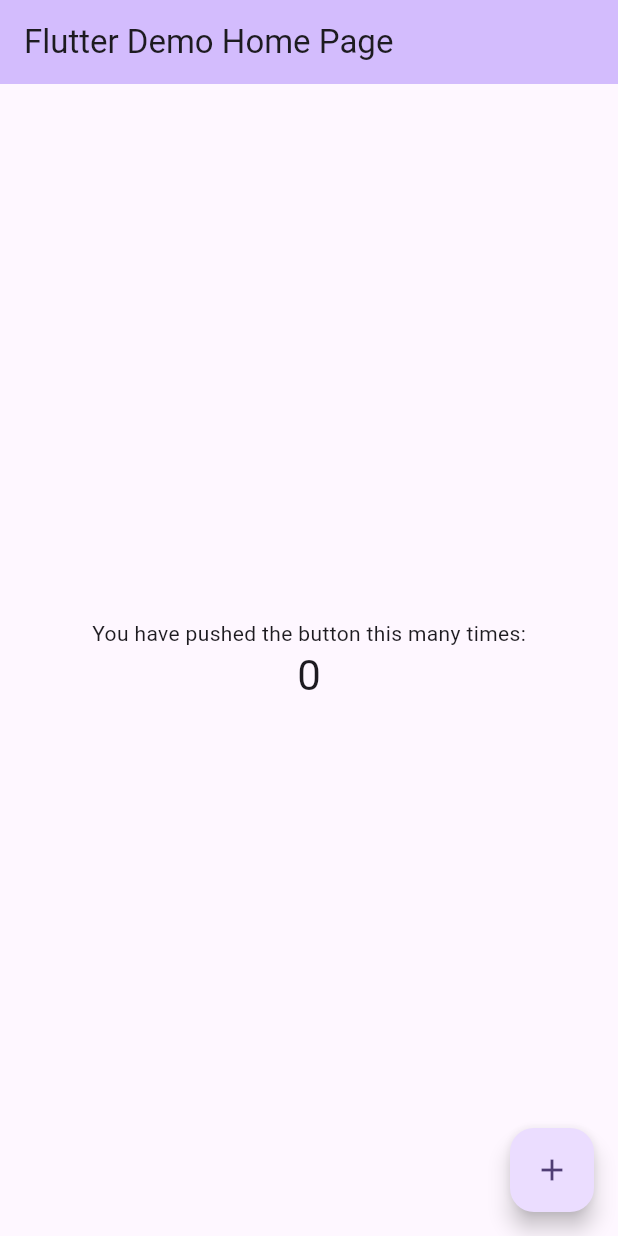
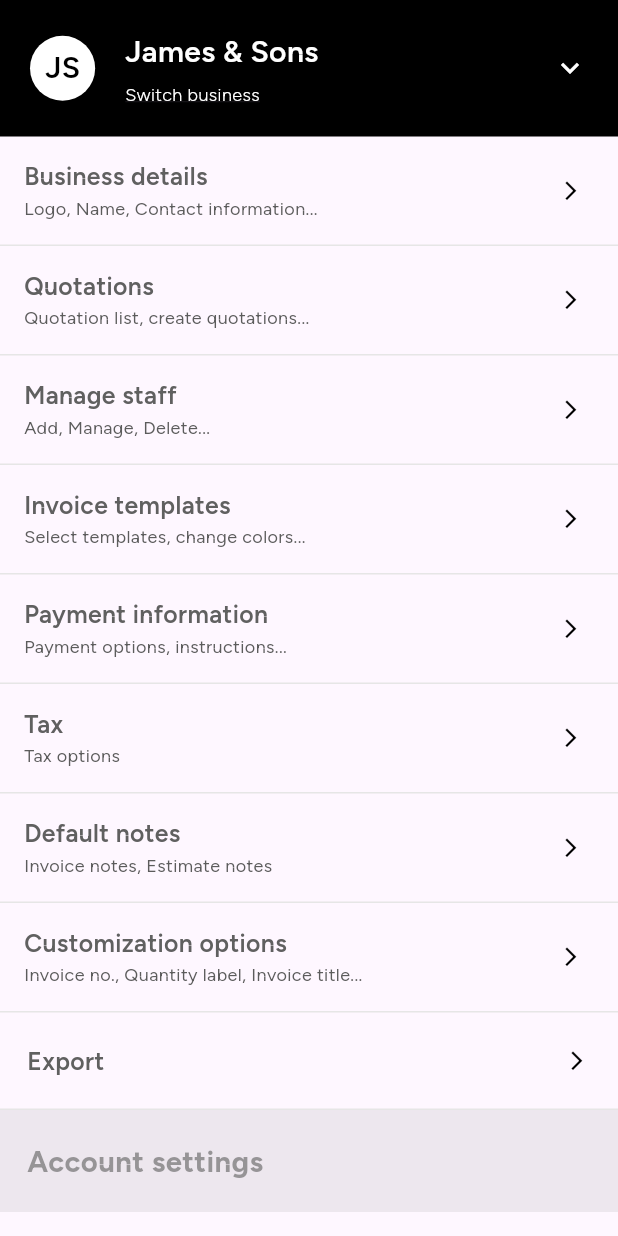
Before and after one commit to DavidEtoedia/invoyse, a Flutter app: the screen it shows after launch, on a phone screen of 412 x 824 dp. Run offline on Flutter 3.47's test engine with Material 3 defaults, Android fonts, the light colour scheme and no system bars.

Commit message:
feat: home screen done

```diff
--- a/lib/main.dart
+++ b/lib/main.dart
@@ -1,4 +1,7 @@
 import 'package:flutter/material.dart';
+import 'package:invoyse_task/view/home_page.dart';
+
+import 'utils/app_font/app_font_style.dart';
 
 void main() {
   runApp(const MyApp());
@@ -10,101 +13,18 @@ class MyApp extends StatelessWidget {
   // This widget is the root of your application.
   @override
   Widget build(BuildContext context) {
+    final textThemes = Theme.of(context).textTheme;
+    final TextTheme customTheme =
+        textThemes.apply(fontFamily: kAppPrimaryFontFamily);
     return MaterialApp(
       title: 'Flutter Demo',
       theme: ThemeData(
-        colorScheme: ColorScheme.fromSeed(seedColor: Colors.deepPurple),
-        useMaterial3: true,
-      ),
-      home: const MyHomePage(title: 'Flutter Demo Home Page'),
+          colorScheme: ColorScheme.fromSeed(seedColor: Colors.deepPurple),
+          useMaterial3: true,
+          textTheme: customTheme,
+          fontFamily: kAppPrimaryFontFamily,
+          primarySwatch: Colors.blue),
+      home: const HomePage(),
     );
   }
 }
-
-class MyHomePage extends StatefulWidget {
-  const MyHomePage({super.key, required this.title});
-
-  // This widget is the home page of your application. It is stateful, meaning
-  // that it has a State object (defined below) that contains fields that affect
-  // how it looks.
-
-  // This class is the configuration for the state. It holds the values (in this
-  // case the title) provided by the parent (in this case the App widget) and
-  // used by the build method of the State. Fields in a Widget subclass are
-  // always marked "final".
-
-  final String title;
-
-  @override
-  State<MyHomePage> createState() => _MyHomePageState();
-}
-
-class _MyHomePageState extends State<MyHomePage> {
-  int _counter = 0;
-
-  void _incrementCounter() {
-    setState(() {
-      // This call to setState tells the Flutter framework that something has
-      // changed in this State, which causes it to rerun the build method below
-      // so that the display can reflect the updated values. If we changed
-      // _counter without calling setState(), then the build method would not be
-      // called again, and so nothing would appear to happen.
-      _counter++;
-    });
-  }
-
-  @override
-  Widget build(BuildContext context) {
-    // This method is rerun every time setState is called, for instance as done
-    // by the _incrementCounter method above.
-    //
-    // The Flutter framework has been optimized to make rerunning build methods
-    // fast, so that you can just rebuild anything that needs updating rather
-    // than having to individually change instances of widgets.
-    return Scaffold(
-      appBar: AppBar(
-        // TRY THIS: Try changing the color here to a specific color (to
-        // Colors.amber, perhaps?) and trigger a hot reload to see the AppBar
-        // change color while the other colors stay the same.
-        backgroundColor: Theme.of(context).colorScheme.inversePrimary,
-        // Here we take the value from the MyHomePage object that was created by
-        // the App.build method, and use it to set our appbar title.
-        title: Text(widget.title),
-      ),
-      body: Center(
-        // Center is a layout widget. It takes a single child and positions it
-        // in the middle of the parent.
-        child: Column(
-          // Column is also a layout widget. It takes a list of children and
-          // arranges them vertically. By default, it sizes itself to fit its
-          // children horizontally, and tries to be as tall as its parent.
-          //
-          // Column has various properties to control how it sizes itself and
-          // how it positions its children. Here we use mainAxisAlignment to
-          // center the children vertically; the main axis here is the vertical
-          // axis because Columns are vertical (the cross axis would be
-          // horizontal).
-          //
-          // TRY THIS: Invoke "debug painting" (choose the "Toggle Debug Paint"
-          // action in the IDE, or press "p" in the console), to see the
-          // wireframe for each widget.
-          mainAxisAlignment: MainAxisAlignment.center,
-          children: <Widget>[
-            const Text(
-              'You have pushed the button this many times:',
-            ),
-            Text(
-              '$_counter',
-              style: Theme.of(context).textTheme.headlineMedium,
-            ),
-          ],
-        ),
-      ),
-      floatingActionButton: FloatingActionButton(
-        onPressed: _incrementCounter,
-        tooltip: 'Increment',
-        child: const Icon(Icons.add),
-      ), // This trailing comma makes auto-formatting nicer for build methods.
-    );
-  }
-}
--- /dev/null
+++ b/lib/model/home_item_model.dart
@@ -0,0 +1,31 @@
+// ignore_for_file: public_member_api_docs, sort_constructors_first
+class HomeItem {
+  final String name;
+  final String title;
+  HomeItem({
+    required this.name,
+    required this.title,
+  });
+}
+
+List<HomeItem> homeItem = [
+  HomeItem(
+      name: "Business details", title: "Logo, Name, Contact information..."),
+  HomeItem(name: "Quotations", title: "Quotation list, create quotations..."),
+  HomeItem(name: "Manage staff", title: "Add, Manage, Delete..."),
+  HomeItem(
+      name: "Invoice templates", title: "Select templates, change colors..."),
+  HomeItem(
+      name: "Payment information", title: "Payment options, instructions..."),
+  HomeItem(name: "Tax", title: "Tax options"),
+  HomeItem(name: "Default notes", title: "Invoice notes, Estimate notes"),
+  HomeItem(
+      name: "Customization options",
+      title: "Invoice no., Quantity label, Invoice title..."),
+  HomeItem(name: "Export", title: ""),
+  HomeItem(name: "Account settings", title: ""),
+  HomeItem(name: "Upgrade  your plan", title: ""),
+  HomeItem(
+      name: "Country/region settings", title: "Currency, country, language..."),
+  HomeItem(name: "Logout", title: ""),
+];
--- /dev/null
+++ b/lib/utils/app-color/app_color.dart
@@ -0,0 +1,8 @@
+import 'package:flutter/material.dart';
+
+abstract class AppColors {
+  static const primaryColor = Color(0xFF000000);
+  static const secondaryColor = Color(0xFF5C5C5C);
+  static const dividerColor = Color(0xFFE6E6E6);
+  static const textColor = Color(0xFF606060);
+}
--- /dev/null
+++ b/lib/utils/app_font/app_font_style.dart
@@ -0,0 +1,13 @@
+import 'package:flutter/widgets.dart';
+
+class AppFontWeight {
+  AppFontWeight._();
+
+  static const FontWeight light = FontWeight.w200;
+  static const FontWeight regular = FontWeight.w400;
+  static const FontWeight medium = FontWeight.w500;
+  static const FontWeight semibold = FontWeight.w600;
+  static const FontWeight bold = FontWeight.w700;
+}
+
+const String kAppPrimaryFontFamily = 'Figtree';
--- /dev/null
+++ b/lib/utils/app_image.dart
@@ -0,0 +1,4 @@
+class AppImage {
+  static const bank = "assets/images/edit-circle.svg";
+  static const mail = "assets/images/receipt-edit.svg";
+}
--- /dev/null
+++ b/lib/utils/extensions.dart
@@ -0,0 +1,9 @@
+import 'package:flutter/material.dart';
+
+extension BuildContextThemeExtensions on BuildContext {
+  ThemeData get theme => Theme.of(this);
+}
+
+extension BuildContextTextThemeExtensions on BuildContext {
+  TextTheme get textTheme => Theme.of(this).textTheme;
+}
--- /dev/null
+++ b/lib/view/home_page.dart
@@ -0,0 +1,19 @@
+import 'package:flutter/material.dart';
+import 'package:invoyse_task/view/widget/top_header.dart';
+
+import 'widget/home_nav_view.dart';
+
+class HomePage extends StatelessWidget {
+  const HomePage({super.key});
+
+  @override
+  Widget build(BuildContext context) {
+    return const Scaffold(
+      body: SafeArea(
+        child: Column(
+          children: [TopheaderView(), HomeNavigationView()],
+        ),
+      ),
+    );
+  }
+}
--- /dev/null
+++ b/lib/view/widget/home_nav_view.dart
@@ -0,0 +1,109 @@
+import 'package:flutter/material.dart';
+import 'package:invoyse_task/model/home_item_model.dart';
+import 'package:invoyse_task/utils/app-color/app_color.dart';
+import 'package:invoyse_task/utils/app_font/app_font_style.dart';
+import 'package:invoyse_task/utils/extensions.dart';
+
+class HomeNavigationView extends StatelessWidget {
+  const HomeNavigationView({super.key});
+
+  @override
+  Widget build(BuildContext context) {
+    return Expanded(
+        child: ListView.separated(
+      physics:
+          const AlwaysScrollableScrollPhysics(parent: BouncingScrollPhysics()),
+      padding: const EdgeInsets.only(bottom: 30),
+      itemCount: homeItem.length,
+      itemBuilder: (context, index) {
+        if (homeItem[index].name == "Export") {
+          return Padding(
+            padding:
+                const EdgeInsets.only(left: 18, top: 20, bottom: 20, right: 20),
+            child: Row(
+              children: [
+                Text(homeItem[index].name,
+                    style: context.textTheme.bodyMedium?.copyWith(
+                        color: AppColors.textColor,
+                        fontSize: 16.5,
+                        fontWeight: AppFontWeight.semibold)),
+                const Spacer(),
+                const Icon(
+                  Icons.arrow_forward_ios,
+                  color: AppColors.primaryColor,
+                  size: 15,
+                )
+              ],
+            ),
+          );
+        } else if (homeItem[index].name == "Upgrade  your plan") {
+          return Padding(
+            padding: const EdgeInsets.only(left: 18, top: 20, bottom: 20),
+            child: Text(homeItem[index].name,
+                style: context.textTheme.bodyMedium?.copyWith(
+                    color: AppColors.textColor,
+                    fontSize: 16.5,
+                    fontWeight: AppFontWeight.semibold)),
+          );
+        } else if (homeItem[index].name == "Account settings") {
+          return Container(
+            color: AppColors.secondaryColor.withOpacity(0.1),
+            padding: const EdgeInsets.only(left: 18, top: 20, bottom: 20),
+            child: Text(
+              homeItem[index].name,
+              style: context.textTheme.bodyMedium?.copyWith(
+                  color: AppColors.secondaryColor.withOpacity(0.6),
+                  fontSize: 19.5,
+                  fontWeight: AppFontWeight.bold),
+            ),
+          );
+        } else if (homeItem[index].name == "Logout") {
+          return Column(
+            mainAxisSize: MainAxisSize.min,
+            children: [
+              ListTile(
+                title: Text(homeItem[index].name,
+                    style: context.textTheme.bodyMedium?.copyWith(
+                        color: AppColors.textColor,
+                        fontSize: 16.5,
+                        fontWeight: AppFontWeight.semibold)),
+                leading: const Icon(Icons.exit_to_app),
+              ),
+              const Divider(height: 1, color: AppColors.dividerColor),
+            ],
+          );
+        } else {
+          return ListTile(
+            title: Text(
+              homeItem[index].name,
+              style: context.textTheme.bodyMedium?.copyWith(
+                  color: AppColors.textColor,
+                  fontSize: 16.5,
+                  fontWeight: AppFontWeight.semibold),
+            ),
+            subtitle: Text(
+              homeItem[index].title,
+              style: context.textTheme.bodyMedium?.copyWith(
+                  color: AppColors.secondaryColor,
+                  fontSize: 12,
+                  fontWeight: AppFontWeight.regular),
+            ),
+            trailing: const Icon(
+              Icons.arrow_forward_ios,
+              color: AppColors.primaryColor,
+              size: 15,
+            ),
+          );
+        }
+      },
+      separatorBuilder: (BuildContext context, int index) {
+        if (homeItem[index].name == "Account settings" ||
+            homeItem[index].name == "Upgrade your plan") {
+          return const SizedBox.shrink();
+        } else {
+          return const Divider(height: 1, color: AppColors.dividerColor);
+        }
+      },
+    ));
+  }
+}
--- /dev/null
+++ b/lib/view/widget/top_header.dart
@@ -0,0 +1,61 @@
+import 'package:flutter/material.dart';
+import 'package:invoyse_task/utils/app-color/app_color.dart';
+import 'package:invoyse_task/utils/app_font/app_font_style.dart';
+import 'package:invoyse_task/utils/app_spacer.dart';
+import 'package:invoyse_task/utils/extensions.dart';
+
+class TopheaderView extends StatelessWidget {
+  const TopheaderView({super.key});
+
+  @override
+  Widget build(BuildContext context) {
+    return Container(
+      padding: const EdgeInsets.all(20),
+      color: AppColors.primaryColor,
+      child: Row(children: [
+        Container(
+          padding: const EdgeInsets.all(10),
+          decoration: const BoxDecoration(
+            color: Colors.white,
+            shape: BoxShape.circle,
+          ),
+          child: Text(
+            "JS",
+            style: context.textTheme.bodyMedium?.copyWith(
+                color: AppColors.primaryColor,
+                fontSize: 20,
+                fontWeight: AppFontWeight.semibold),
+          ),
+        ),
+        const Space(20),
+        Column(
+          mainAxisSize: MainAxisSize.min,
+          crossAxisAlignment: CrossAxisAlignment.start,
+          children: [
+            Text(
+              "James & Sons",
+              style: context.textTheme.bodyMedium?.copyWith(
+                  color: Colors.white,
+                  fontSize: 20,
+                  fontWeight: AppFontWeight.semibold),
+            ),
+            const Space(5),
+            Text(
+              "Switch business",
+              style: context.textTheme.bodyMedium?.copyWith(
+                  color: Colors.white,
+                  decoration: TextDecoration.underline,
+                  fontSize: 12,
+                  fontWeight: AppFontWeight.light),
+            ),
+          ],
+        ),
+        const Spacer(),
+        const Icon(
+          Icons.expand_more,
+          color: Colors.white,
+        ),
+      ]),
+    );
+  }
+}
```
Also changed, not shown: pubspec.yaml (+19 -10 lines), assets/fonts/Figtree-Bold.ttf (added), assets/fonts/Figtree-Light.ttf (added), assets/fonts/Figtree-Medium.ttf (added), assets/fonts/Figtree-Regular.ttf (added), assets/fonts/Figtree-SemiBold.ttf (added), assets/images/edit-circle.svg (added), assets/images/receipt-edit.svg (added), pubspec.lock.
